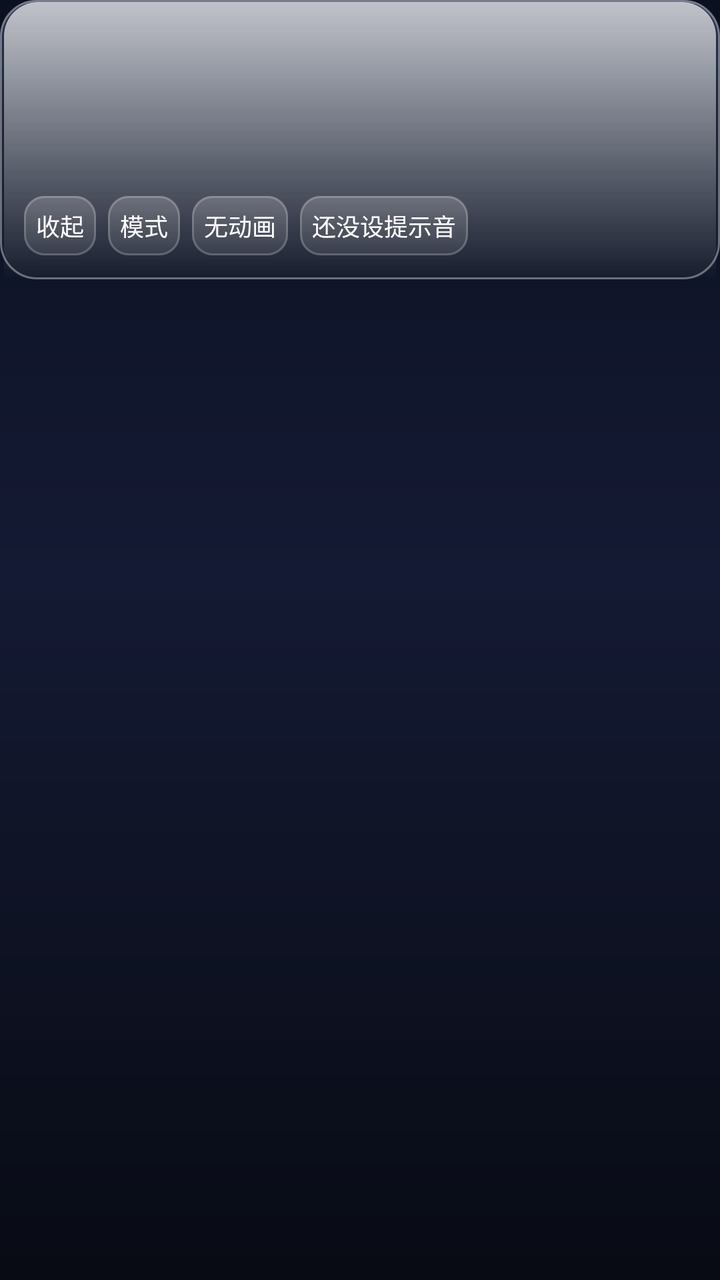
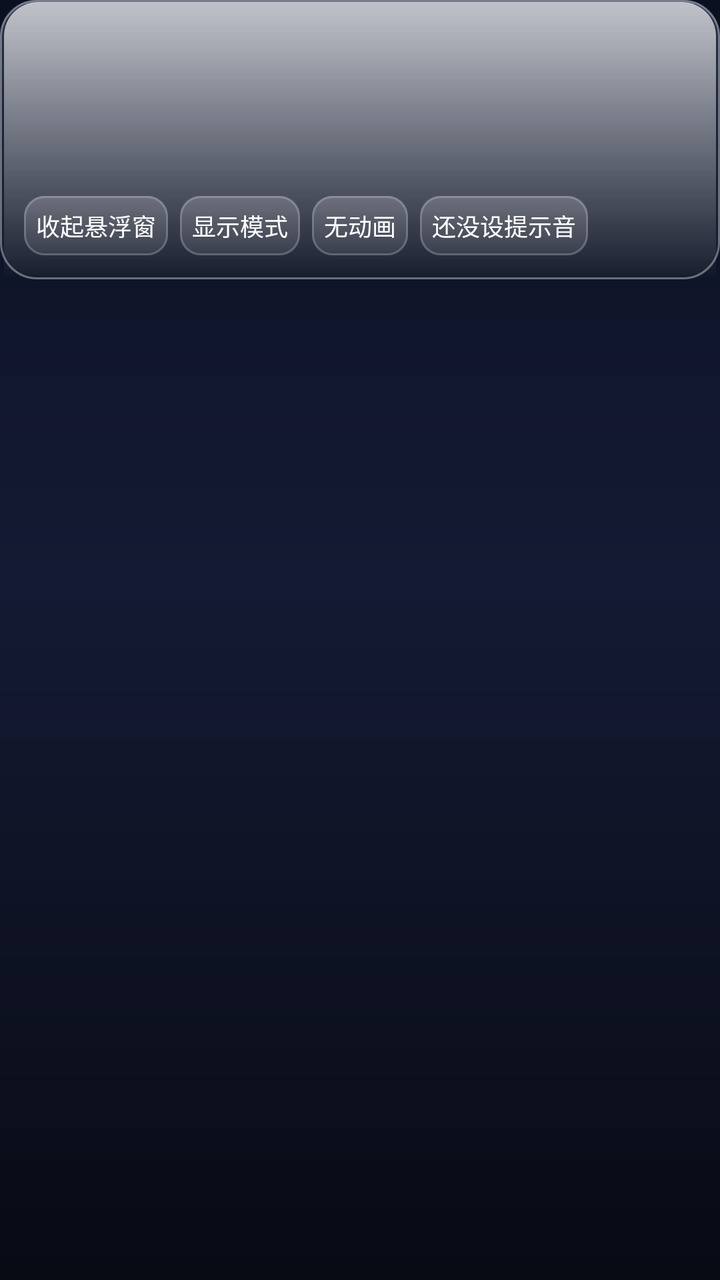

Screens rendered from an Android XML layout before and after an edit, with the pre-edit source and the edit as a unified diff.
<!-- AndroidManifest.xml: application theme AppTheme -->
<!-- res/layout/item_countdown.xml -->
<?xml version="1.0" encoding="utf-8"?>
<FrameLayout xmlns:android="http://schemas.android.com/apk/res/android"
    android:layout_width="match_parent"
    android:layout_height="wrap_content"
    android:clipChildren="false"
    android:layout_marginBottom="10dp"
    android:background="@android:color/transparent">

    
    <LinearLayout
        android:id="@+id/itemActions"
        android:layout_width="wrap_content"
        android:layout_height="match_parent"
        android:layout_gravity="end|center_vertical"
        android:orientation="horizontal"
        android:gravity="center_vertical"
        android:visibility="invisible"
        android:background="@drawable/glass_card_strong"
        android:paddingStart="14dp"
        android:paddingEnd="10dp">

        <Button
            android:id="@+id/itemEdit"
            android:layout_width="wrap_content"
            android:layout_height="wrap_content"
            android:text="编辑"
            android:textSize="12sp"
            android:minWidth="0dp"
            android:minHeight="0dp"
            android:background="@drawable/glass_chip"
            android:padding="6dp" />

        <Button
            android:id="@+id/itemDelete"
            android:layout_width="wrap_content"
            android:layout_height="wrap_content"
            android:text="删除"
            android:textSize="12sp"
            android:minWidth="0dp"
            android:minHeight="0dp"
            android:background="@drawable/glass_chip"
            android:padding="6dp"
            android:layout_marginStart="6dp" />
    </LinearLayout>

    
    <LinearLayout
        android:id="@+id/itemFront"
        android:layout_width="match_parent"
        android:layout_height="wrap_content"
        android:orientation="vertical"
        android:background="@drawable/glass_card_solid"
        android:elevation="4dp"
        android:clipChildren="false"
        android:padding="12dp">

        <TextView
            android:id="@+id/itemTitle"
            android:layout_width="match_parent"
            android:layout_height="wrap_content"
            android:textStyle="bold"
            android:textSize="16sp" />

        <TextView
            android:id="@+id/itemSub"
            android:layout_width="match_parent"
            android:layout_height="wrap_content"
            android:textSize="12sp"
            android:textColor="#B9C3DA" />

        
        <LinearLayout
            android:id="@+id/itemTime"
            android:layout_width="match_parent"
            android:layout_height="wrap_content"
            android:layout_marginTop="4dp"
            android:orientation="horizontal"
            android:gravity="center"
            android:clipChildren="false">

            <TextView
                android:id="@+id/itemTimeHead"
                android:layout_width="wrap_content"
                android:layout_height="wrap_content"
                android:textSize="17sp"
                android:textStyle="bold"
                android:includeFontPadding="false"
                android:maxLines="1"
                android:ellipsize="none"
                android:textColor="#00FFFF" />

            <TextView
                android:id="@+id/itemTimeLast"
                android:layout_width="wrap_content"
                android:layout_height="wrap_content"
                android:textSize="17sp"
                android:textStyle="bold"
                android:includeFontPadding="false"
                android:maxLines="1"
                android:ellipsize="none"
                android:textColor="#00FFFF" />

            <TextView
                android:id="@+id/itemTimeTail"
                android:layout_width="wrap_content"
                android:layout_height="wrap_content"
                android:textSize="17sp"
                android:textStyle="bold"
                android:includeFontPadding="false"
                android:maxLines="1"
                android:ellipsize="none"
                android:textColor="#00FFFF" />
        </LinearLayout>

        <TextView
            android:id="@+id/itemRemark"
            android:layout_width="match_parent"
            android:layout_height="wrap_content"
            android:textSize="12sp"
            android:textColor="#A2ADCB" />

        <LinearLayout
            android:layout_width="match_parent"
            android:layout_height="wrap_content"
            android:orientation="horizontal"
            android:layout_marginTop="8dp">

            <Button
                android:id="@+id/itemShow"
                android:layout_width="wrap_content"
                android:layout_height="wrap_content"
                android:text="收起"
                android:textSize="12sp"
                android:minWidth="0dp"
                android:minHeight="0dp"
                android:background="@drawable/glass_chip"
                android:padding="6dp" />

            <Button
                android:id="@+id/itemMode"
                android:layout_width="wrap_content"
                android:layout_height="wrap_content"
                android:text="模式"
                android:textSize="12sp"
                android:minWidth="0dp"
                android:minHeight="0dp"
                android:background="@drawable/glass_chip"
                android:padding="6dp"
                android:layout_marginStart="6dp" />

            
            <Button
                android:id="@+id/itemAnim"
                android:layout_width="wrap_content"
                android:layout_height="wrap_content"
                android:text="无动画"
                android:textSize="12sp"
                android:minWidth="0dp"
                android:minHeight="0dp"
                android:background="@drawable/glass_chip"
                android:padding="6dp"
                android:layout_marginStart="6dp" />

            
            <Button
                android:id="@+id/itemSoundLabel"
                android:layout_width="wrap_content"
                android:layout_height="wrap_content"
                android:text="还没设提示音"
                android:textSize="12sp"
                android:minWidth="0dp"
                android:minHeight="0dp"
                android:maxWidth="130dp"
                android:singleLine="true"
                android:ellipsize="end"
                android:background="@drawable/glass_chip"
                android:padding="6dp"
                android:layout_marginStart="6dp" />
        </LinearLayout>
    </LinearLayout>

</FrameLayout>
<!-- resources referenced by this layout -->
<resources>
  <!-- drawable glass_card_strong (drawable) -->
  <?xml version="1.0" encoding="utf-8"?>
  <layer-list xmlns:android="http://schemas.android.com/apk/res/android">
      <item>
          <shape android:shape="rectangle">
              <gradient
                  android:angle="270"
                  android:startColor="#D91B2340"
                  android:centerColor="#C7151C30"
                  android:endColor="#E0101424"
                  android:centerY="0.4" />
              <corners android:radius="22dp" />
          </shape>
      </item>
      <item>
          <shape android:shape="rectangle">
              <gradient
                  android:angle="270"
                  android:startColor="@color/glass_fill_top"
                  android:endColor="@color/glass_fill_bottom" />
              <corners android:radius="22dp" />
          </shape>
      </item>
      <item>
          <shape android:shape="rectangle">
              <stroke
                  android:width="1dp"
                  android:color="@color/glass_stroke" />
              <corners android:radius="22dp" />
          </shape>
      </item>
      <item
          android:left="3dp"
          android:right="3dp"
          android:top="1dp">
          <shape android:shape="rectangle">
              <gradient
                  android:angle="270"
                  android:startColor="@color/glass_highlight"
                  android:endColor="#00FFFFFF" />
              <corners
                  android:topLeftRadius="21dp"
                  android:topRightRadius="21dp" />
              <size android:height="7dp" />
          </shape>
      </item>
  </layer-list>
  <!-- drawable glass_chip (drawable) -->
  <?xml version="1.0" encoding="utf-8"?>
  <layer-list xmlns:android="http://schemas.android.com/apk/res/android">
      <item>
          <shape android:shape="rectangle">
              <gradient
                  android:angle="270"
                  android:startColor="#30FFFFFF"
                  android:endColor="#14FFFFFF" />
              <corners android:radius="10dp" />
          </shape>
      </item>
      <item>
          <shape android:shape="rectangle">
              <stroke
                  android:width="1dp"
                  android:color="@color/glass_stroke_soft" />
              <corners android:radius="10dp" />
          </shape>
      </item>
  </layer-list>
  <style name="AppTheme" parent="android:Theme.Material.NoActionBar">
          <item name="android:colorBackground">#0B1020</item>
          <item name="android:windowBackground">@drawable/glass_bg</item>
          <item name="android:statusBarColor">#0B1020</item>
          <item name="android:navigationBarColor">#0B1020</item>
      </style>
  <color name="glass_stroke">#5CFFFFFF</color>
  <color name="glass_highlight">#B3FFFFFF</color>
  <color name="glass_fill_top">#2EFFFFFF</color>
  <color name="glass_fill_bottom">#0EFFFFFF</color>
  <color name="glass_stroke_soft">#33FFFFFF</color>
  <!-- drawable glass_bg (drawable) -->
  <?xml version="1.0" encoding="utf-8"?>
  <shape xmlns:android="http://schemas.android.com/apk/res/android"
      android:shape="rectangle">
      <gradient
          android:angle="270"
          android:startColor="@color/glass_bg_top"
          android:centerColor="@color/glass_bg_center"
          android:endColor="@color/glass_bg_bottom"
          android:centerY="0.45" />
  </shape>
  <color name="glass_bg_top">#0B1020</color>
  <color name="glass_bg_center">#141A33</color>
  <color name="glass_bg_bottom">#080B14</color>
  <!-- unchanged entries left out for length: 1 -->
</resources>

<!-- the commit's change to res/layout/item_countdown.xml (unified diff, before → after) -->
@@ -129,7 +129,7 @@
                 android:id="@+id/itemShow"
                 android:layout_width="wrap_content"
                 android:layout_height="wrap_content"
-                android:text="收起"
+                android:text="收起悬浮窗"
                 android:textSize="12sp"
                 android:minWidth="0dp"
                 android:minHeight="0dp"
@@ -140,7 +140,7 @@
                 android:id="@+id/itemMode"
                 android:layout_width="wrap_content"
                 android:layout_height="wrap_content"
-                android:text="模式"
+                android:text="显示模式"
                 android:textSize="12sp"
                 android:minWidth="0dp"
                 android:minHeight="0dp"
